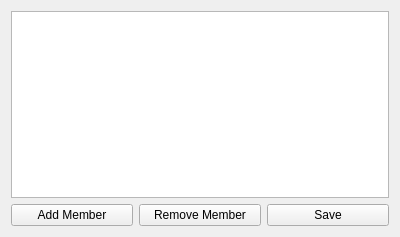
First picture: the form in BillsSplitter/grouplist.ui, repository gilberhb/BillsSplitter, before the edit.
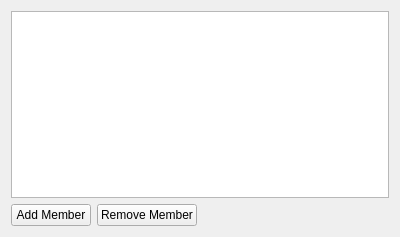
Second picture: the form after the edit.

Commit message: added Receipt class.

Patch:
```diff
--- a/BillsSplitter/grouplist.ui
+++ b/BillsSplitter/grouplist.ui
@@ -32,11 +32,17 @@
     </widget>
    </item>
    <item row="1" column="2">
-    <widget class="QPushButton" name="pushButton_Save">
-     <property name="text">
-      <string>Save</string>
+    <spacer name="horizontalSpacer">
+     <property name="orientation">
+      <enum>Qt::Horizontal</enum>
      </property>
-    </widget>
+     <property name="sizeHint" stdset="0">
+      <size>
+       <width>40</width>
+       <height>20</height>
+      </size>
+     </property>
+    </spacer>
    </item>
   </layout>
  </widget>
```
The commit also changes 11 other files.
